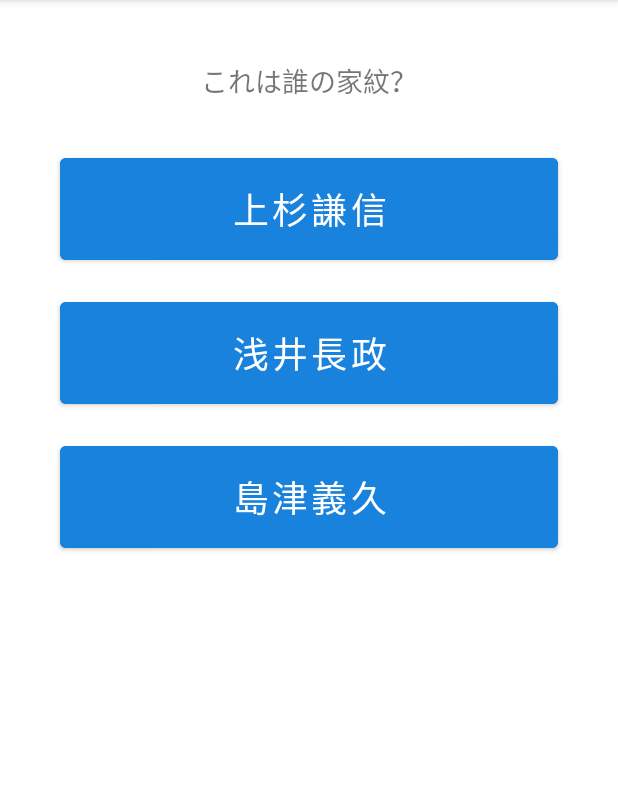
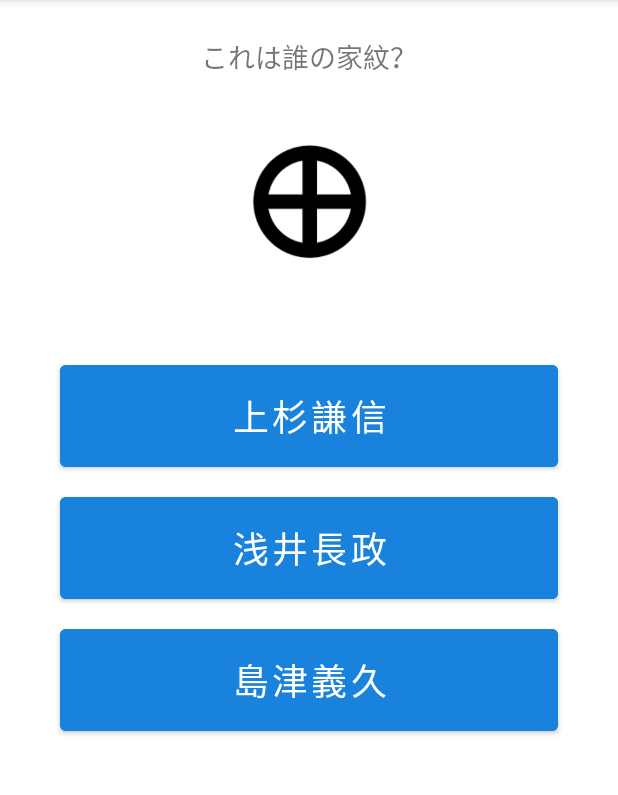
Before and after one commit to SomaBito/Quiz, an Android app: the QuizActivity screen opened directly, with no data from a screen before it, on a phone screen of 412 x 824 dp, the part 84-879 px from its top. Run offline under Robolectric (Android 15) with nearby library versions, the phone set to English and light mode, and no system bars.

Commit message:
クイズアプリ完了

```diff
--- a/app/src/main/AndroidManifest.xml
+++ b/app/src/main/AndroidManifest.xml
@@ -9,7 +9,8 @@
         android:roundIcon="@mipmap/ic_launcher_round"
         android:supportsRtl="true"
         android:theme="@style/Theme.Quiz">
-        <activity android:name=".QuizActivity"></activity>
+        <activity android:name=".ResultActivity"></activity>
+        <activity android:name=".QuizActivity" />
         <activity android:name=".MainActivity">
             <intent-filter>
                 <action android:name="android.intent.action.MAIN" />
--- a/app/src/main/java/app/bito/soma/quiz/QuizActivity.kt
+++ b/app/src/main/java/app/bito/soma/quiz/QuizActivity.kt
@@ -1,30 +1,35 @@
 package app.bito.soma.quiz
 
+import android.content.Intent
 import androidx.appcompat.app.AppCompatActivity
 import android.os.Bundle
 import android.util.Log
+import android.widget.ImageView
 import androidx.core.view.isVisible
 import kotlinx.android.synthetic.main.activity_quiz.*
+import kotlinx.android.synthetic.main.activity_quiz.quizText
+import kotlinx.android.synthetic.main.activity_result.*
 import java.awt.font.TextAttribute
 
 
 class QuizActivity : AppCompatActivity() {
 
-    val quizLists: List<List<String>> = listOf(
-        listOf("武田信玄", "明智光秀", "北条氏政","武田信玄"),
-        listOf("織田信長", "石田三成", "井伊直政","石田三成"),
-        listOf("徳川家康", "豊臣秀吉", "毛利輝元","豊臣秀吉"),
-        listOf("真田昌幸", "伊達政宗", "斎藤道三","真田昌幸"),
-        listOf("上杉謙信", "浅井長政", "島津義久","島津義久")
+    val quizLists: List<QuizData> = listOf(
+        QuizData("武田信玄", "明智光秀", "北条氏政","武田信玄", R.drawable.takedakamon),
+        QuizData("織田信長", "石田三成", "井伊直政","石田三成", R.drawable.ishidakamon),
+        QuizData("徳川家康", "豊臣秀吉", "毛利輝元","豊臣秀吉", R.drawable.toyotomikamon),
+        QuizData("真田昌幸", "伊達政宗", "斎藤道三","真田昌幸", R.drawable.sanadakamon),
+        QuizData("上杉謙信", "浅井長政", "島津義久","島津義久", R.drawable.shimazukamon)
     )
 
-    val shuffledLists: List<List<String>> = quizLists.shuffled()
+    val shuffledLists: List<QuizData> = quizLists.shuffled()
 
     var quizCount: Int = 0
 
     var correctAnswer: String = ""
 
     var correctCount: Int = 0
+
 
     override fun onCreate(savedInstanceState: Bundle?) {
         super.onCreate(savedInstanceState)
@@ -48,6 +53,14 @@ class QuizActivity : AppCompatActivity() {
 
             if ( quizCount == quizLists.size) {
 
+                val resultsIntent: Intent = Intent( this, ResultActivity::class.java)
+
+                resultsIntent.putExtra("QuizCount", quizLists.size)
+
+                resultsIntent.putExtra("CorrectCount", correctCount)
+
+                startActivity(resultsIntent)
+
             }else{
                 judgeImage.isVisible = false
                 nextButton.isVisible = false
@@ -65,17 +78,24 @@ class QuizActivity : AppCompatActivity() {
     }
 
     fun showquestion() {
-        val question: List<String> = shuffledLists[quizCount]
+        val question: QuizData = shuffledLists[quizCount]
 
         Log.d("debug", question.toString())
 
-        answerButton1.text = question[0]
-        answerButton2.text = question[1]
-        answerButton3.text = question[2]
+        answerButton1.text = question.question1
+        answerButton2.text = question.question2
+        answerButton3.text = question.question3
 
-        correctAnswer = question[3]
+        correctAnswer = question.answer
+
+        kamonImage.setImageResource(question.image)
 
         quizText.setText("これは誰の家紋？")
+
+        answerButton1.isVisible = true
+        answerButton2.isVisible = true
+        answerButton3.isVisible = true
+        kamonImage.isVisible = true
     }
 
     fun checkAnswer(answerText: String) {
@@ -84,11 +104,20 @@ class QuizActivity : AppCompatActivity() {
             judgeImage.setImageResource(R.drawable.seikai)
             correctCount++
             quizText.setText("")
+            answerButton1.isVisible = false
+            answerButton2.isVisible = false
+            answerButton3.isVisible = false
+            kamonImage.isVisible = false
 
         } else {
             judgeImage.setImageResource(R.drawable.fuseikai)
             quizText.setText("不正解")
             correctAnswerText.text = "正解は$correctAnswer"
+            answerButton1.isVisible = false
+            answerButton2.isVisible = false
+            answerButton3.isVisible = false
+            kamonImage.isVisible = false
+
         }
         showAnswer()
 
--- /dev/null
+++ b/app/src/main/java/app/bito/soma/quiz/QuizData.kt
@@ -0,0 +1,9 @@
+package app.bito.soma.quiz
+
+class QuizData(
+    val question1: String,
+    val question2: String,
+    val question3: String,
+    val answer: String,
+    val image: Int
+)
--- a/app/src/main/res/layout/activity_quiz.xml
+++ b/app/src/main/res/layout/activity_quiz.xml
@@ -10,7 +10,7 @@
         android:id="@+id/quizText"
         android:layout_width="wrap_content"
         android:layout_height="wrap_content"
-        android:layout_marginTop="40dp"
+        android:layout_marginTop="24dp"
         android:text="これは誰の家紋？"
         android:textSize="18sp"
         app:layout_constraintEnd_toEndOf="parent"
@@ -26,12 +26,13 @@
         app:layout_constraintStart_toStartOf="parent"
         app:layout_constraintTop_toTopOf="parent" />
 
+
     <Button
         android:id="@+id/answerButton1"
         android:layout_width="0dp"
         android:layout_height="80dp"
         android:layout_marginStart="40sp"
-        android:layout_marginTop="32dp"
+        android:layout_marginTop="28dp"
         android:layout_marginEnd="40dp"
         android:backgroundTint="#1982DC"
         android:text="Button"
@@ -39,16 +40,16 @@
         android:textColor="#FFFFFF"
         android:textSize="24sp"
         app:layout_constraintEnd_toEndOf="parent"
+        app:layout_constraintHorizontal_bias="0.0"
         app:layout_constraintStart_toStartOf="parent"
-        app:layout_constraintTop_toBottomOf="@+id/quizText" />
-
+        app:layout_constraintTop_toBottomOf="@+id/kamonImage" />
 
     <Button
         android:id="@+id/answerButton2"
         android:layout_width="0dp"
         android:layout_height="80dp"
         android:layout_marginStart="40dp"
-        android:layout_marginTop="16dp"
+        android:layout_marginTop="8dp"
         android:layout_marginEnd="40dp"
         android:backgroundTint="#1982DC"
         android:text="Button"
@@ -65,7 +66,7 @@
         android:layout_width="0dp"
         android:layout_height="80dp"
         android:layout_marginStart="40dp"
-        android:layout_marginTop="16dp"
+        android:layout_marginTop="8dp"
         android:layout_marginEnd="40dp"
         android:backgroundTint="#1982DC"
         android:text="Button"
@@ -95,14 +96,23 @@
 
     <ImageView
         android:id="@+id/judgeImage"
-        android:layout_width="335dp"
-        android:layout_height="395dp"
-        android:layout_marginTop="36dp"
+        android:layout_width="361dp"
+        android:layout_height="365dp"
+        android:layout_marginTop="80dp"
         android:visibility="invisible"
         app:layout_constraintEnd_toEndOf="parent"
-        app:layout_constraintHorizontal_bias="0.578"
         app:layout_constraintStart_toStartOf="parent"
         app:layout_constraintTop_toTopOf="parent"
         app:srcCompat="@drawable/seikai" />
 
+    <ImageView
+        android:id="@+id/kamonImage"
+        android:layout_width="150dp"
+        android:layout_height="150dp"
+        android:layout_marginTop="8dp"
+        app:layout_constraintEnd_toEndOf="parent"
+        app:layout_constraintStart_toStartOf="parent"
+        app:layout_constraintTop_toBottomOf="@+id/quizText"
+        app:srcCompat="@drawable/takedakamon" />
+
 </androidx.constraintlayout.widget.ConstraintLayout>
```
Also changed, not shown: app/src/main/java/app/bito/soma/quiz/ResultActivity.kt (added, +31 -0 lines), app/src/main/res/layout/activity_result.xml (added, +79 -0 lines), app/src/main/res/drawable/ishidakamon.png (added), app/src/main/res/drawable/sanadakamon.png (added), app/src/main/res/drawable/shimazukamon.png (added), app/src/main/res/drawable/takedakamon.png (added), app/src/main/res/drawable/toyotomikamon.png (added).
